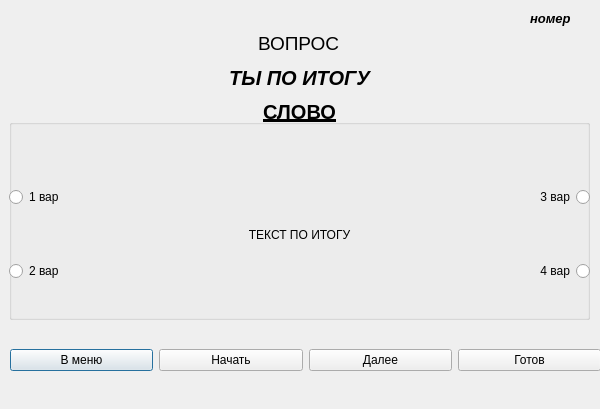
Qt form Word-Flow/testadj.ui (timowka0304/Word-Flow) before a commit.
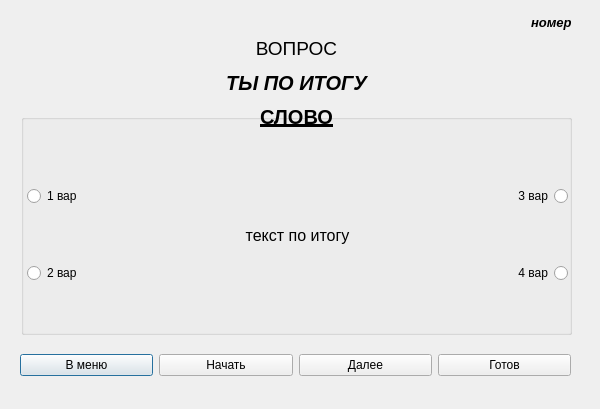
The same form after that commit.

Commit message: Changed forms geometry

Patch:
```diff
--- a/Word-Flow/testadj.ui
+++ b/Word-Flow/testadj.ui
@@ -13,125 +13,13 @@
   <property name="windowTitle">
    <string>Dialog</string>
   </property>
-  <widget class="QWidget" name="horizontalLayoutWidget">
-   <property name="geometry">
-    <rect>
-     <x>10</x>
-     <y>320</y>
-     <width>591</width>
-     <height>80</height>
-    </rect>
-   </property>
-   <layout class="QHBoxLayout" name="horizontalLayout">
-    <item>
-     <widget class="QPushButton" name="back_to_menu_Button">
-      <property name="text">
-       <string>В меню</string>
-      </property>
-     </widget>
-    </item>
-    <item>
-     <widget class="QPushButton" name="start_Button">
-      <property name="text">
-       <string>Начать</string>
-      </property>
-     </widget>
-    </item>
-    <item>
-     <widget class="QPushButton" name="next_Button">
-      <property name="text">
-       <string>Далее</string>
-      </property>
-     </widget>
-    </item>
-    <item>
-     <widget class="QPushButton" name="done_Button">
-      <property name="text">
-       <string>Готов</string>
-      </property>
-     </widget>
-    </item>
-   </layout>
-  </widget>
-  <widget class="QWidget" name="verticalLayoutWidget">
-   <property name="geometry">
-    <rect>
-     <x>9</x>
-     <y>29</y>
-     <width>581</width>
-     <height>97</height>
-    </rect>
-   </property>
-   <layout class="QVBoxLayout" name="verticalLayout">
-    <item alignment="Qt::AlignHCenter">
-     <widget class="QLabel" name="text_question">
-      <property name="font">
-       <font>
-        <pointsize>14</pointsize>
-       </font>
-      </property>
-      <property name="text">
-       <string>ВОПРОС</string>
-      </property>
-     </widget>
-    </item>
-    <item>
-     <widget class="QLabel" name="mark_text">
-      <property name="font">
-       <font>
-        <pointsize>15</pointsize>
-        <weight>75</weight>
-        <italic>true</italic>
-        <bold>true</bold>
-       </font>
-      </property>
-      <property name="toolTip">
-       <string>&lt;html&gt;&lt;head/&gt;&lt;body&gt;&lt;p align=&quot;center&quot;&gt;&lt;br/&gt;&lt;/p&gt;&lt;/body&gt;&lt;/html&gt;</string>
-      </property>
-      <property name="layoutDirection">
-       <enum>Qt::LeftToRight</enum>
-      </property>
-      <property name="text">
-       <string>ТЫ ПО ИТОГУ</string>
-      </property>
-      <property name="alignment">
-       <set>Qt::AlignCenter</set>
-      </property>
-     </widget>
-    </item>
-    <item>
-     <widget class="QLabel" name="text_word">
-      <property name="font">
-       <font>
-        <pointsize>15</pointsize>
-        <weight>75</weight>
-        <bold>true</bold>
-        <underline>true</underline>
-       </font>
-      </property>
-      <property name="toolTip">
-       <string>&lt;html&gt;&lt;head/&gt;&lt;body&gt;&lt;p align=&quot;center&quot;&gt;&lt;br/&gt;&lt;/p&gt;&lt;/body&gt;&lt;/html&gt;</string>
-      </property>
-      <property name="whatsThis">
-       <string>&lt;html&gt;&lt;head/&gt;&lt;body&gt;&lt;p align=&quot;center&quot;&gt;&lt;br/&gt;&lt;/p&gt;&lt;/body&gt;&lt;/html&gt;</string>
-      </property>
-      <property name="text">
-       <string>СЛОВО</string>
-      </property>
-      <property name="alignment">
-       <set>Qt::AlignCenter</set>
-      </property>
-     </widget>
-    </item>
-   </layout>
-  </widget>
   <widget class="QGroupBox" name="groupBox">
    <property name="geometry">
     <rect>
-     <x>9</x>
-     <y>119</y>
-     <width>581</width>
-     <height>201</height>
+     <x>21</x>
+     <y>114</y>
+     <width>551</width>
+     <height>221</height>
     </rect>
    </property>
    <property name="toolTip">
@@ -140,18 +28,21 @@
    <property name="title">
     <string/>
    </property>
-   <widget class="QWidget" name="horizontalLayoutWidget_2">
+   <property name="checkable">
+    <bool>false</bool>
+   </property>
+   <widget class="QWidget" name="layoutWidget">
     <property name="geometry">
      <rect>
-      <x>0</x>
-      <y>20</y>
-      <width>581</width>
-      <height>191</height>
+      <x>6</x>
+      <y>21</y>
+      <width>541</width>
+      <height>201</height>
      </rect>
     </property>
-    <layout class="QHBoxLayout" name="horizontalLayout_3">
+    <layout class="QHBoxLayout" name="horizontalLayout">
      <item>
-      <layout class="QVBoxLayout" name="verticalLayout_2">
+      <layout class="QVBoxLayout" name="verticalLayout">
        <item>
         <widget class="QRadioButton" name="word_1">
          <property name="text">
@@ -170,16 +61,51 @@
      </item>
      <item>
       <widget class="QLabel" name="msg_text">
+       <property name="sizePolicy">
+        <sizepolicy hsizetype="Preferred" vsizetype="Preferred">
+         <horstretch>1</horstretch>
+         <verstretch>0</verstretch>
+        </sizepolicy>
+       </property>
+       <property name="minimumSize">
+        <size>
+         <width>0</width>
+         <height>0</height>
+        </size>
+       </property>
+       <property name="sizeIncrement">
+        <size>
+         <width>0</width>
+         <height>0</height>
+        </size>
+       </property>
+       <property name="font">
+        <font>
+         <pointsize>12</pointsize>
+        </font>
+       </property>
+       <property name="layoutDirection">
+        <enum>Qt::LeftToRight</enum>
+       </property>
+       <property name="autoFillBackground">
+        <bool>false</bool>
+       </property>
+       <property name="frameShape">
+        <enum>QFrame::NoFrame</enum>
+       </property>
        <property name="text">
-        <string>ТЕКСТ ПО ИТОГУ</string>
+        <string>текст по итогу</string>
        </property>
        <property name="alignment">
         <set>Qt::AlignCenter</set>
        </property>
+       <property name="wordWrap">
+        <bool>true</bool>
+       </property>
       </widget>
      </item>
      <item>
-      <layout class="QVBoxLayout" name="verticalLayout_3">
+      <layout class="QVBoxLayout" name="verticalLayout_2">
        <item>
         <widget class="QRadioButton" name="word_3">
          <property name="layoutDirection">
@@ -205,11 +131,51 @@
     </layout>
    </widget>
   </widget>
+  <widget class="QWidget" name="layoutWidget_2">
+   <property name="geometry">
+    <rect>
+     <x>20</x>
+     <y>340</y>
+     <width>551</width>
+     <height>51</height>
+    </rect>
+   </property>
+   <layout class="QHBoxLayout" name="horizontalLayout_2">
+    <item>
+     <widget class="QPushButton" name="back_to_menu_Button">
+      <property name="text">
+       <string>В меню</string>
+      </property>
+     </widget>
+    </item>
+    <item>
+     <widget class="QPushButton" name="start_Button">
+      <property name="text">
+       <string>Начать</string>
+      </property>
+     </widget>
+    </item>
+    <item>
+     <widget class="QPushButton" name="next_Button">
+      <property name="text">
+       <string>Далее</string>
+      </property>
+     </widget>
+    </item>
+    <item>
+     <widget class="QPushButton" name="done_Button">
+      <property name="text">
+       <string>Готов</string>
+      </property>
+     </widget>
+    </item>
+   </layout>
+  </widget>
   <widget class="QLabel" name="number_of_page">
    <property name="geometry">
     <rect>
-     <x>530</x>
-     <y>10</y>
+     <x>531</x>
+     <y>14</y>
      <width>54</width>
      <height>17</height>
     </rect>
@@ -226,6 +192,73 @@
     <string>номер</string>
    </property>
   </widget>
+  <widget class="QWidget" name="layoutWidget_3">
+   <property name="geometry">
+    <rect>
+     <x>21</x>
+     <y>34</y>
+     <width>551</width>
+     <height>97</height>
+    </rect>
+   </property>
+   <layout class="QVBoxLayout" name="verticalLayout_3">
+    <item>
+     <widget class="QLabel" name="text_question">
+      <property name="font">
+       <font>
+        <pointsize>14</pointsize>
+        <italic>false</italic>
+       </font>
+      </property>
+      <property name="text">
+       <string>ВОПРОС</string>
+      </property>
+      <property name="alignment">
+       <set>Qt::AlignCenter</set>
+      </property>
+     </widget>
+    </item>
+    <item>
+     <widget class="QLabel" name="mark_text">
+      <property name="font">
+       <font>
+        <pointsize>15</pointsize>
+        <weight>75</weight>
+        <italic>true</italic>
+        <bold>true</bold>
+       </font>
+      </property>
+      <property name="text">
+       <string>ТЫ ПО ИТОГУ</string>
+      </property>
+      <property name="alignment">
+       <set>Qt::AlignCenter</set>
+      </property>
+      <property name="wordWrap">
+       <bool>true</bool>
+      </property>
+     </widget>
+    </item>
+    <item>
+     <widget class="QLabel" name="text_word">
+      <property name="font">
+       <font>
+        <pointsize>15</pointsize>
+        <weight>75</weight>
+        <bold>true</bold>
+        <underline>true</underline>
+       </font>
+      </property>
+      <property name="text">
+       <string>СЛОВО</string>
+      </property>
+      <property name="alignment">
+       <set>Qt::AlignCenter</set>
+      </property>
+     </widget>
+    </item>
+   </layout>
+  </widget>
  </widget>
  <resources/>
  <connections/>
```
Left out of the diff: 5 changed lines with no effect on the pictures. The commit also changes 3 other files.
